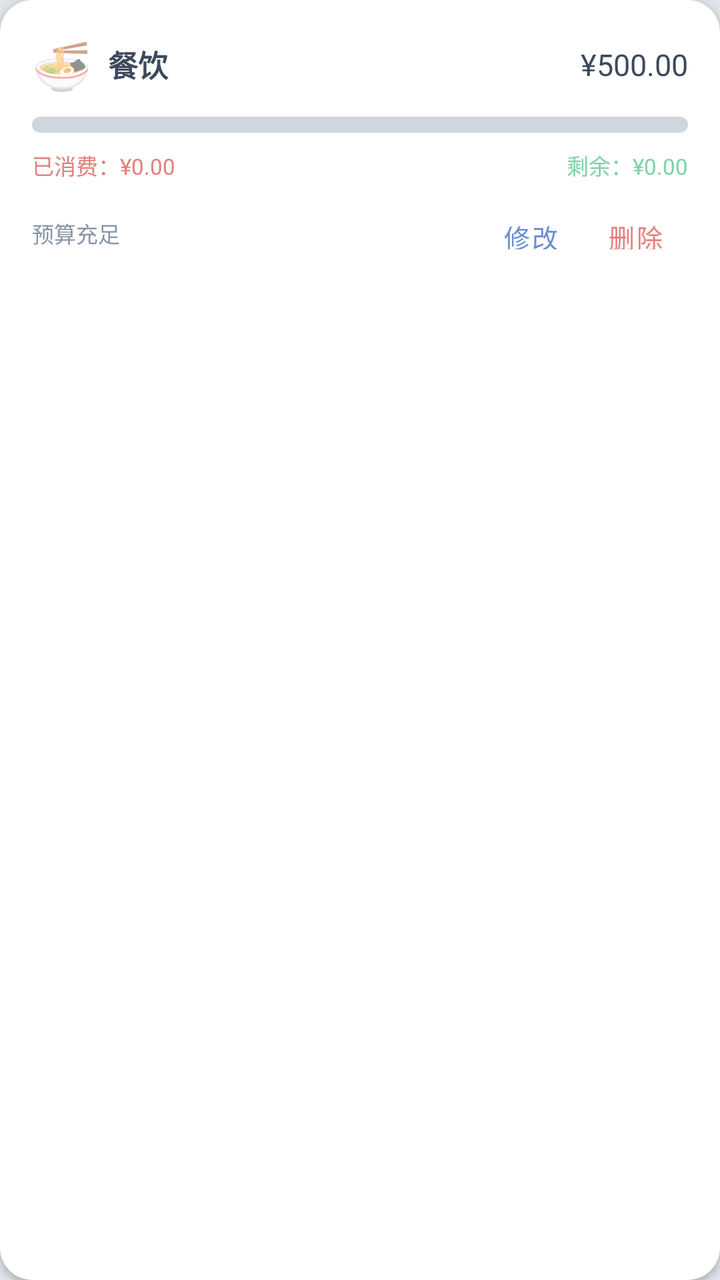
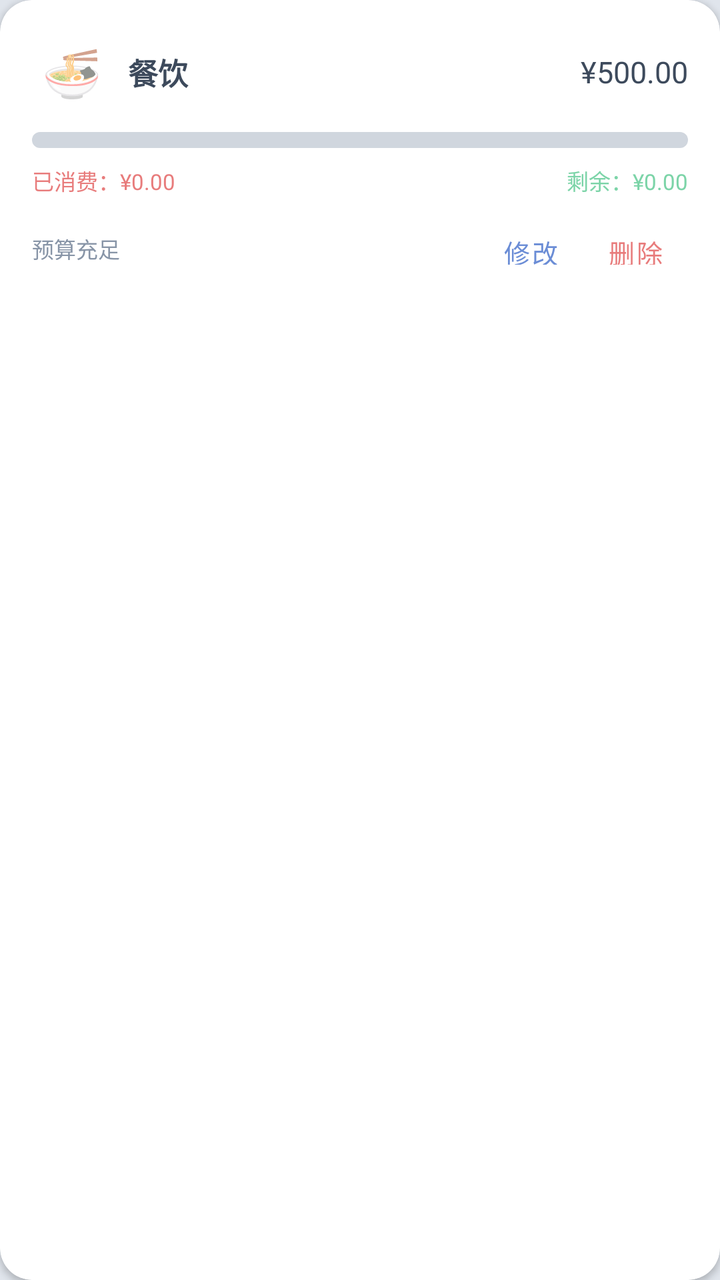

Before-and-after screenshots of an Android layout around one commit, followed by the original layout XML and the change that was made.
<!-- AndroidManifest.xml: application theme Theme.BillBook -->
<!-- res/layout/item_budget_category.xml -->
<?xml version="1.0" encoding="utf-8"?>
<androidx.cardview.widget.CardView xmlns:android="http://schemas.android.com/apk/res/android"
    xmlns:app="http://schemas.android.com/apk/res-auto"
    android:layout_width="match_parent"
    android:layout_height="wrap_content"
    android:layout_marginTop="8dp"
    app:cardCornerRadius="@dimen/radius_lg"
    app:cardElevation="@dimen/card_elevation">

    <LinearLayout
        android:layout_width="match_parent"
        android:layout_height="wrap_content"
        android:orientation="vertical"
        android:padding="16dp">

        
        <LinearLayout
            android:layout_width="match_parent"
            android:layout_height="wrap_content"
            android:gravity="center_vertical"
            android:orientation="horizontal">

            <TextView
                android:id="@+id/tvCategoryIcon"
                android:layout_width="wrap_content"
                android:layout_height="wrap_content"
                android:text="🍜"
                android:textSize="24sp" />

            <TextView
                android:id="@+id/tvCategoryName"
                android:layout_width="0dp"
                android:layout_height="wrap_content"
                android:layout_marginStart="8dp"
                android:layout_weight="1"
                android:text="餐饮"
                android:textColor="@color/text_primary"
                android:textSize="@dimen/text_md"
                android:textStyle="bold" />

            <TextView
                android:id="@+id/tvCategoryBudget"
                android:layout_width="wrap_content"
                android:layout_height="wrap_content"
                android:text="¥500.00"
                android:textColor="@color/text_primary"
                android:textSize="@dimen/text_md" />
        </LinearLayout>

        
        <ProgressBar
            android:id="@+id/progressCategory"
            style="?android:attr/progressBarStyleHorizontal"
            android:layout_width="match_parent"
            android:layout_height="8dp"
            android:layout_marginTop="10dp"
            android:max="100"
            android:progressDrawable="@drawable/bg_progress_bar" />

        
        <LinearLayout
            android:layout_width="match_parent"
            android:layout_height="wrap_content"
            android:layout_marginTop="8dp"
            android:orientation="horizontal">

            <TextView
                android:id="@+id/tvCategorySpent"
                android:layout_width="0dp"
                android:layout_height="wrap_content"
                android:layout_weight="1"
                android:text="已消费：¥0.00"
                android:textColor="@color/expense_red"
                android:textSize="@dimen/text_xs" />

            <TextView
                android:id="@+id/tvCategoryRemaining"
                android:layout_width="wrap_content"
                android:layout_height="wrap_content"
                android:text="剩余：¥0.00"
                android:textColor="@color/income_green"
                android:textSize="@dimen/text_xs" />
        </LinearLayout>

        
        <LinearLayout
            android:layout_width="match_parent"
            android:layout_height="wrap_content"
            android:layout_marginTop="8dp"
            android:gravity="center_vertical"
            android:orientation="horizontal">

            <TextView
                android:id="@+id/tvCategoryStatus"
                android:layout_width="0dp"
                android:layout_height="wrap_content"
                android:layout_weight="1"
                android:text="预算充足"
                android:textColor="@color/text_secondary"
                android:textSize="@dimen/text_xs" />

            <com.google.android.material.button.MaterialButton
                android:id="@+id/btnEdit"
                android:layout_width="wrap_content"
                android:layout_height="36dp"
                android:minWidth="0dp"
                android:paddingHorizontal="12dp"
                android:text="修改"
                android:textSize="@dimen/text_sm"
                app:cornerRadius="@dimen/radius_sm"
                style="@style/Widget.MaterialComponents.Button.TextButton" />

            <com.google.android.material.button.MaterialButton
                android:id="@+id/btnDelete"
                android:layout_width="wrap_content"
                android:layout_height="36dp"
                android:minWidth="0dp"
                android:paddingHorizontal="12dp"
                android:text="删除"
                android:textSize="@dimen/text_sm"
                android:textColor="@color/expense_red"
                app:cornerRadius="@dimen/radius_sm"
                style="@style/Widget.MaterialComponents.Button.TextButton" />
        </LinearLayout>
    </LinearLayout>
</androidx.cardview.widget.CardView>
<!-- resources referenced by this layout -->
<resources>
  <color name="expense_red">#E87C7C</color>
  <color name="income_green">#7CD4A8</color>
  <color name="text_primary">#3D4A5C</color>
  <color name="text_secondary">#8895A7</color>
  <dimen name="card_elevation">2dp</dimen>
  <dimen name="radius_lg">16dp</dimen>
  <dimen name="radius_sm">8dp</dimen>
  <dimen name="text_md">15sp</dimen>
  <dimen name="text_sm">13sp</dimen>
  <dimen name="text_xs">11sp</dimen>
  <!-- drawable bg_progress_bar (drawable) -->
  <?xml version="1.0" encoding="utf-8"?>
  <layer-list xmlns:android="http://schemas.android.com/apk/res/android">
      
      <item android:id="@android:id/background">
          <shape android:shape="rectangle">
              <solid android:color="@color/neu_bg_dark" />
              <corners android:radius="100dp" />
          </shape>
      </item>
      
      <item android:id="@android:id/progress">
          <clip>
              <shape android:shape="rectangle">
                  <solid android:color="@color/colorPrimary" />
                  <corners android:radius="100dp" />
              </shape>
          </clip>
      </item>
  </layer-list>
  <style name="Theme.BillBook" parent="Theme.MaterialComponents.Light.NoActionBar">
          <item name="colorPrimary">@color/colorPrimary</item>
          <item name="colorPrimaryDark">@color/colorPrimaryDark</item>
          <item name="colorAccent">@color/colorAccent</item>
          <item name="android:windowBackground">@color/bg_page</item>
          <item name="android:statusBarColor">@android:color/transparent</item>
          <item name="android:navigationBarColor">@android:color/transparent</item>
          <item name="android:windowLightNavigationBar">true</item>
      </style>
  <color name="neu_bg_dark">#D0D6DE</color>
  <color name="colorPrimary">#6B8DD6</color>
  <color name="colorPrimaryDark">#5A7BC8</color>
  <color name="colorAccent">#8BA7E8</color>
  <color name="bg_page">#E0E5EC</color>
</resources>

<!-- the commit's change to res/layout/item_budget_category.xml (unified diff, before → after) -->
@@ -20,12 +20,27 @@
             android:gravity="center_vertical"
             android:orientation="horizontal">
 
-            <TextView
-                android:id="@+id/tvCategoryIcon"
-                android:layout_width="wrap_content"
-                android:layout_height="wrap_content"
-                android:text="🍜"
-                android:textSize="24sp" />
+            <FrameLayout
+                android:layout_width="40dp"
+                android:layout_height="40dp">
+
+                <ImageView
+                    android:id="@+id/ivCategoryIcon"
+                    android:layout_width="match_parent"
+                    android:layout_height="match_parent"
+                    android:padding="4dp"
+                    android:scaleType="centerInside"
+                    android:visibility="gone" />
+
+                <TextView
+                    android:id="@+id/tvCategoryIcon"
+                    android:layout_width="match_parent"
+                    android:layout_height="match_parent"
+                    android:gravity="center"
+                    android:text="🍜"
+                    android:textSize="24sp"
+                    android:visibility="visible" />
+            </FrameLayout>
 
             <TextView
                 android:id="@+id/tvCategoryName"
